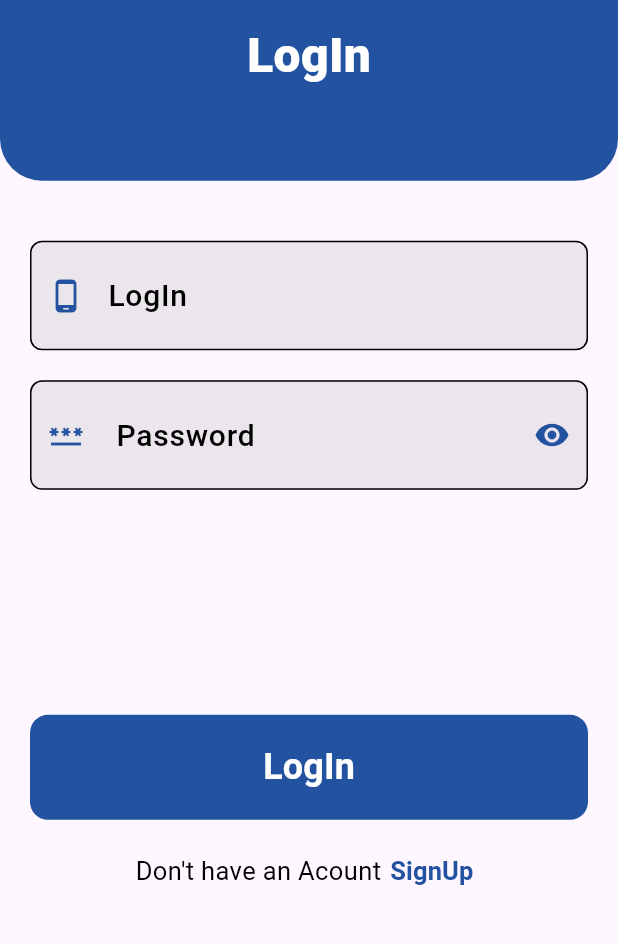
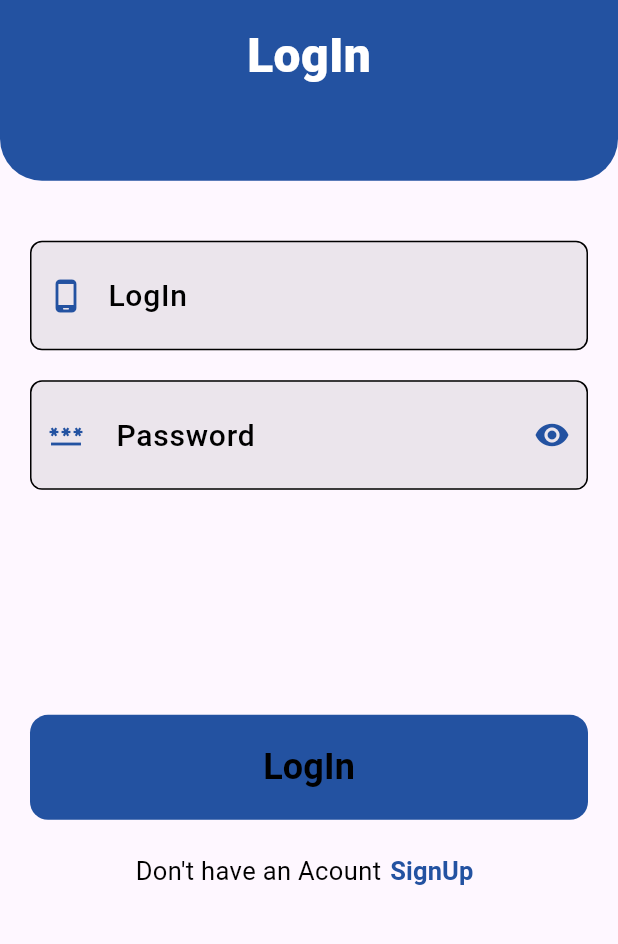
Before and after one commit to AhmedAlsaiem/CarCare, a Flutter app: the LoginView screen opened by its route, on a phone screen of 412 x 824 dp, the part 274-1218 px from its top. Run offline on Flutter 3.47's test engine with Material 3 defaults, Android fonts, the phone set to English and light mode, and no system bars; our stand-ins replace flutter_onboarding_slider.

Commit message:
add more detiles

```diff
--- a/lib/core/utils/styles_manager.dart
+++ b/lib/core/utils/styles_manager.dart
@@ -4,13 +4,18 @@ import 'package:splash_app/core/utils/font_manager.dart';
 
 abstract class StylesManager {
   static TextStyle textStyleExtraBold32 = TextStyle(
-    fontSize: 32,
+    fontSize: FontSize.s32,
     color: ColorsManager.darkBlue,
     fontWeight: AppFontWieght.extraBold,
   );
   static TextStyle textStyleMedium18 = TextStyle(
-    fontSize: 18,
+    fontSize: FontSize.s18,
     color: ColorsManager.blueGrey,
+    fontWeight: AppFontWieght.medium,
+  );
+  static TextStyle textStyleMedium20 = TextStyle(
+    fontSize: FontSize.s20,
+    color: ColorsManager.black,
     fontWeight: AppFontWieght.medium,
   );
 
@@ -20,46 +25,45 @@ abstract class StylesManager {
     color: ColorsManager.mainColor,
   );
 
-  //////////////////////////////////////////////
   static TextStyle textStyleBold49 = TextStyle(
     fontWeight: AppFontWieght.bold,
     fontSize: FontSize.s49,
-    color: ColorsManager.white,
+    color: ColorsManager.black,
   );
   static TextStyle textStyleBold34 = TextStyle(
     fontWeight: AppFontWieght.bold,
     fontSize: FontSize.s34,
-    color: ColorsManager.white,
+    color: ColorsManager.black,
   );
   static TextStyle textStyleBold32 = TextStyle(
     fontWeight: AppFontWieght.bold,
     fontSize: FontSize.s32,
-    color: ColorsManager.white,
+    color: ColorsManager.black,
   );
   static TextStyle textStyleBold24 = TextStyle(
     fontWeight: AppFontWieght.bold,
     fontSize: FontSize.s24,
-    color: ColorsManager.white,
+    color: ColorsManager.black,
   );
   static TextStyle textStyleBold20 = TextStyle(
     fontWeight: AppFontWieght.bold,
     fontSize: FontSize.s20,
-    color: ColorsManager.white,
+    color: ColorsManager.black,
   );
   static TextStyle textStyleBold22 = TextStyle(
     fontWeight: AppFontWieght.bold,
     fontSize: FontSize.s22,
-    color: ColorsManager.white,
+    color: ColorsManager.black,
   );
   static TextStyle textStyleBold17 = TextStyle(
     fontWeight: AppFontWieght.bold,
     fontSize: FontSize.s17,
-    color: ColorsManager.white,
+    color: ColorsManager.black,
   );
   static TextStyle textStyleBold16 = TextStyle(
     fontWeight: AppFontWieght.bold,
     fontSize: FontSize.s16,
-    color: ColorsManager.white,
+    color: ColorsManager.black,
   );
   static TextStyle textStyleBold15 = TextStyle(
     fontWeight: AppFontWieght.bold,
@@ -69,31 +73,31 @@ abstract class StylesManager {
   static TextStyle textStyleSemiBold28 = TextStyle(
     fontWeight: AppFontWieght.semiBold,
     fontSize: FontSize.s28,
-    color: ColorsManager.white,
+    color: ColorsManager.black,
   );
   static TextStyle textStyleRegular22 = TextStyle(
     fontWeight: AppFontWieght.regular,
     fontSize: FontSize.s22,
-    color: ColorsManager.white,
+    color: ColorsManager.black,
   );
   static TextStyle textStyleRegular18 = TextStyle(
     fontWeight: AppFontWieght.regular,
     fontSize: FontSize.s18,
-    color: ColorsManager.white,
+    color: ColorsManager.black,
   );
   static TextStyle textStyleRegular32 = TextStyle(
     fontWeight: AppFontWieght.regular,
     fontSize: FontSize.s32,
-    color: ColorsManager.white,
+    color: ColorsManager.black,
   );
   static TextStyle textStyleRegular17 = TextStyle(
     fontWeight: AppFontWieght.regular,
     fontSize: FontSize.s17,
-    color: ColorsManager.white,
+    color: ColorsManager.black,
   );
   static TextStyle textStyleMedium32 = TextStyle(
     fontWeight: AppFontWieght.medium,
     fontSize: FontSize.s32,
-    color: ColorsManager.white,
+    color: ColorsManager.black,
   );
 }
--- a/lib/feature/authentaction/presentation/view/widgets/custom_text_form_field.dart
+++ b/lib/feature/authentaction/presentation/view/widgets/custom_text_form_field.dart
@@ -1,7 +1,8 @@
 import 'package:flutter/material.dart';
+import 'package:splash_app/core/utils/app_size.dart';
 import 'package:splash_app/core/utils/color_manager.dart';
-import 'package:splash_app/core/utils/font_manager.dart';
 import 'package:splash_app/core/utils/string_manager.dart';
+import 'package:splash_app/core/utils/styles_manager.dart';
 
 class CustomTextFormField extends StatefulWidget {
   const CustomTextFormField(
@@ -24,10 +25,9 @@ class _CustomTextFormFieldState extends State<CustomTextFormField> {
   Widget build(BuildContext context) {
     return TextFormField(
       keyboardType: widget.textInputType,
-      style: TextStyle(
-          color: ColorsManager.balck,
-          fontWeight: AppFontWieght.regular,
-          fontSize: FontSize.s22),
+      style: StylesManager.textStyleRegular22.copyWith(
+        color: ColorsManager.balck,
+      ),
       cursorColor: ColorsManager.mainColor,
       onChanged: widget.onchange,
       obscureText: obscureTextMethod(),
@@ -35,15 +35,12 @@ class _CustomTextFormFieldState extends State<CustomTextFormField> {
       // widget.label == 'Password' ? visible : false,
       decoration: InputDecoration(
         filled: true,
-        fillColor: ColorsManager.grey.withOpacity(0.2),
+        fillColor: ColorsManager.grey.withOpacity(AppSize.s02),
         errorStyle: const TextStyle(color: ColorsManager.red),
-        contentPadding: const EdgeInsets.all(20),
+        contentPadding: const EdgeInsets.all(AppSize.s20),
         labelText: widget.label,
-        labelStyle: TextStyle(
-          color: ColorsManager.balck,
-          fontWeight: AppFontWieght.medium,
-          fontSize: FontSize.s20,
-        ),
+        labelStyle: StylesManager.textStyleMedium20
+            .copyWith(color: ColorsManager.balck),
         suffixIconColor: ColorsManager.mainColor,
         prefixIconColor: ColorsManager.mainColor,
         suffixIcon: suffixIconMethod(),
@@ -66,7 +63,8 @@ class _CustomTextFormFieldState extends State<CustomTextFormField> {
       if (value.length <= 10 && widget.label == StringsManager.email) {
         return '${StringsManager.wThis} ${widget.label} ${StringsManager.isNotCorrectFormat}';
       } else if (widget.label == StringsManager.email) {
-        if (value.substring(value.length - 10, value.length) != StringsManager.gmailcom) {
+        if (value.substring(value.length - 10, value.length) !=
+            StringsManager.gmailcom) {
           return '${StringsManager.wThis} ${widget.label} ${StringsManager.isNotCorrectFormat}';
         } else {
           return null;
@@ -94,7 +92,7 @@ class _CustomTextFormFieldState extends State<CustomTextFormField> {
   }
 
   bool obscureTextMethod() {
-    if (widget.label == StringsManager.password||
+    if (widget.label == StringsManager.password ||
         widget.label == StringsManager.newPassword ||
         widget.label == StringsManager.confirmPassword) {
       return visible;
```
